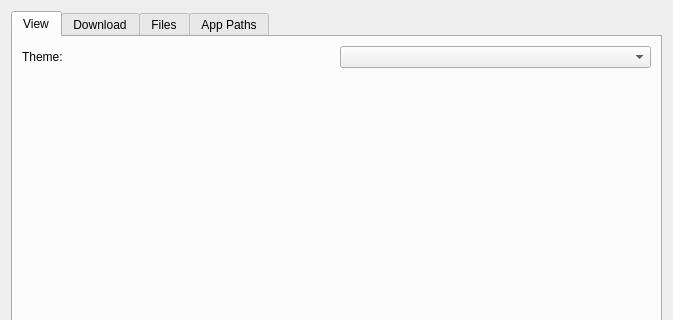
Above: src/usdb_syncer/gui/forms/SettingsDialog.ui from bohning/usdb_syncer before the change; both pictures show x 0 to 673 and y 0 to 320 of the 673 by 828 pixel window. Below: the same form after it.
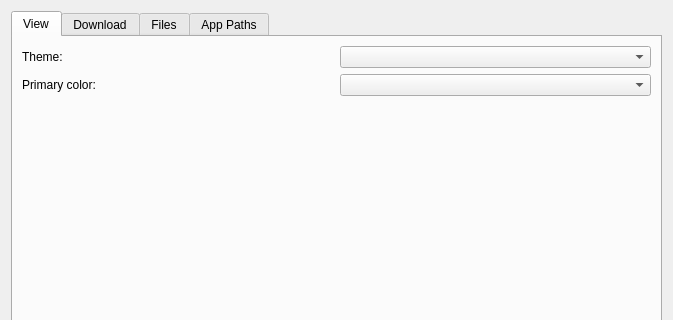
That is the form after the change. Icons and pictures are not drawn.

Commit message: Support various primary colors

Patch:
```diff
--- a/src/usdb_syncer/gui/forms/SettingsDialog.ui
+++ b/src/usdb_syncer/gui/forms/SettingsDialog.ui
@@ -48,6 +48,20 @@
          </item>
         </layout>
        </item>
+       <item>
+        <layout class="QHBoxLayout" name="horizontalLayout_14">
+         <item>
+          <widget class="QLabel" name="label_2">
+           <property name="text">
+            <string>Primary color:</string>
+           </property>
+          </widget>
+         </item>
+         <item>
+          <widget class="QComboBox" name="comboBox_primary_color"/>
+         </item>
+        </layout>
+       </item>
        <item>
         <spacer name="verticalSpacer_4">
          <property name="orientation">
```
Left out of the diff: 12 changed lines with no effect on the pictures. The commit also changes 4 other files.
